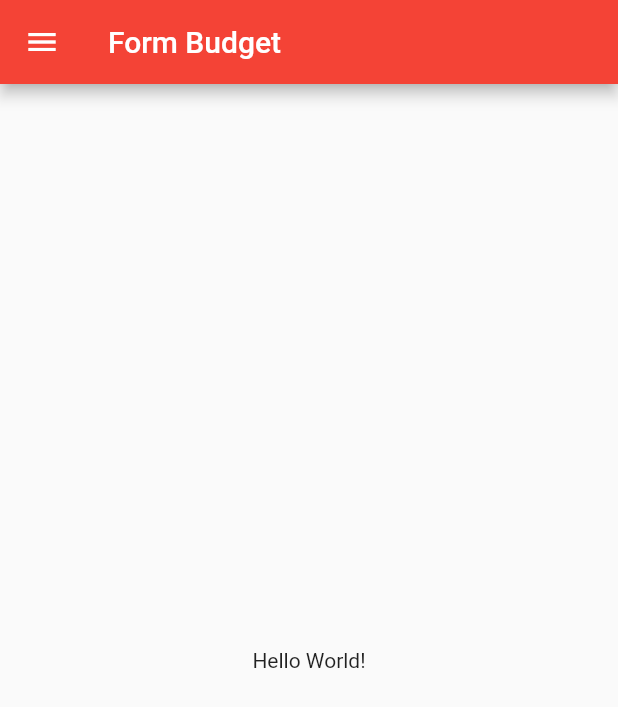
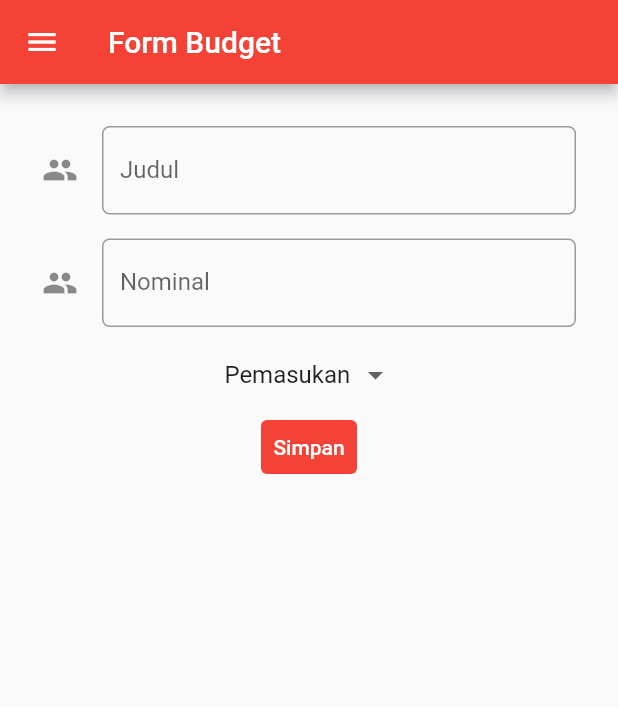
Before and after one commit to hikamfajduani/pbp-flutter-lab, a Flutter app: the screen it shows after launch, in the side drawer, after a tap on "Form", on a phone screen of 412 x 824 dp. Shown: the top 707 px of the screen. Run offline on Flutter 3.47's test engine with Material 2 defaults, Android fonts, the phone set to English and light mode, and no system bars.

Commit message:
Menambahkan file baru

```diff
--- a/counter_7/lib/form.dart
+++ b/counter_7/lib/form.dart
@@ -9,6 +9,11 @@ class MyFormPage extends StatefulWidget {
 }
 
 class _MyFormPageState extends State<MyFormPage> {
+  final _formKey = GlobalKey<FormState>();
+  String _namaLengkap = "";
+  String _judul = "";
+  String tipeBudget = 'Pemasukan';
+  List<String> listTipeBudget = ['Pemasukan', 'Pengeluaran'];
     @override
     Widget build(BuildContext context) {
         return Scaffold(
@@ -43,13 +48,115 @@ class _MyFormPageState extends State<MyFormPage> {
                   ],
                 ),
               ),
-            body: Center(
-                child: Column(
-                    mainAxisAlignment: MainAxisAlignment.center,
-                    children: <Widget>[
-                        Text('Hello World!'),
-                    ],
+            body: Form(
+              key: _formKey,
+              child: SingleChildScrollView(
+                child: Container(
+                  padding: const EdgeInsets.all(20.0),
+                  child: Column(
+                  children: [
+                      Padding(
+                          // Menggunakan padding sebesar 8 pixels
+                          padding: const EdgeInsets.all(8.0),
+                          child: TextFormField(
+                              decoration: InputDecoration(
+                                  hintText: "Contoh: Beli FIFA 23",
+                                  labelText: "Judul",
+                                  // Menambahkan icon agar lebih intuitif
+                                  icon: const Icon(Icons.people),
+                                  // Menambahkan circular border agar lebih rapi
+                                  border: OutlineInputBorder(
+                                      borderRadius: BorderRadius.circular(5.0),
+                                  ),
+                              ),
+                              // Menambahkan behavior saat nama diketik
+                              onChanged: (String? value) {
+                                  setState(() {
+                                      _namaLengkap = value!;
+                                  });
+                              },
+                              // Menambahkan behavior saat data disimpan
+                              onSaved: (String? value) {
+                                  setState(() {
+                                      _namaLengkap = value!;
+                                  });
+                              },
+                              // Validator sebagai validasi form
+                              validator: (String? value) {
+                                  if (value == null || value.isEmpty) {
+                                      return 'Nama lengkap tidak boleh kosong!';
+                                  }
+                                  return null;
+                              },
+                          ),
+                      ),
+                      Padding(
+                          // Menggunakan padding sebesar 8 pixels
+                          padding: const EdgeInsets.all(8.0),
+                          child: TextFormField(
+                              decoration: InputDecoration(
+                                  hintText: "Contoh: 1000000",
+                                  labelText: "Nominal",
+                                  // Menambahkan icon agar lebih intuitif
+                                  icon: const Icon(Icons.people),
+                                  // Menambahkan circular border agar lebih rapi
+                                  border: OutlineInputBorder(
+                                      borderRadius: BorderRadius.circular(5.0),
+                                  ),
+                              ),
+                              // Menambahkan behavior saat nama diketik
+                              onChanged: (String? value) {
+                                  setState(() {
+                                      _judul = value!;
+                                  });
+                              },
+                              // Menambahkan behavior saat data disimpan
+                              onSaved: (String? value) {
+                                  setState(() {
+                                      _judul = value!;
+                                  });
+                              },
+                              // Validator sebagai validasi form
+                              validator: (String? value) {
+                                  if (value == null || value.isEmpty) {
+                                      return 'Judul tidak boleh kosong!';
+                                  }
+                                  return null;
+                              },
+                          ),
+                      ),
+                      DropdownButtonHideUnderline(
+                        child: DropdownButton(
+                            hint: Text('Pilih jenis'),
+                            items: listTipeBudget.map((String items) {
+                              return DropdownMenuItem(
+                                value: items,
+                                child: Text(items),
+                              );
+                            }).toList(),
+                            value: tipeBudget,
+                            onChanged: (newValue) {
+                              setState(() {
+                                tipeBudget = newValue!;
+                              });
+                            }),
+                      ),
+                      TextButton(
+                        child: const Text(
+                          "Simpan",
+                          style: TextStyle(color: Colors.white),
+                        ),
+                        style: ButtonStyle(
+                          backgroundColor: MaterialStateProperty.all(Colors.red),
+                        ),
+                        onPressed: () {
+                          if (_formKey.currentState!.validate()) {}
+                        },
+                      ),
+                  ],
+                  ),
                 ),
+              ),
             ),
         );
     }
```
